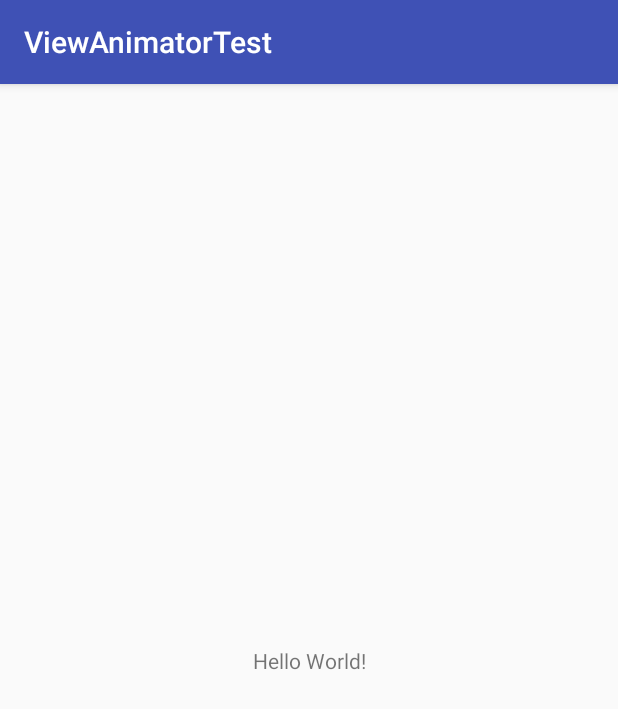
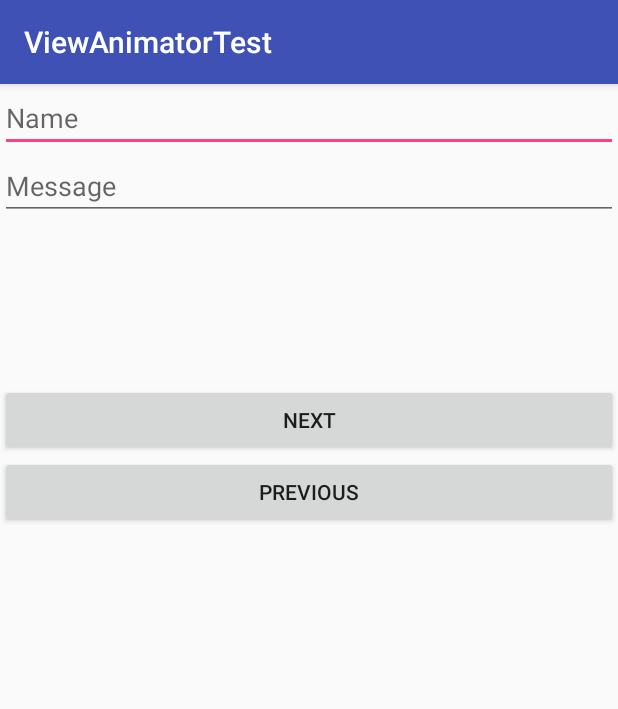
Before and after one commit to andres-aguilar/ViewAnimatorTest, an Android app: the screen it shows after launch (MainActivity), on a phone screen of 412 x 824 dp. Shown: the top 709 px of the screen. Run offline under Robolectric (Android 15) with nearby library versions, the phone set to English and light mode, and no system bars.

Commit message:
Agregando un ejemplo del uso de ViewAnimator

```diff
--- a/app/src/main/java/com/test/yosh/viewanimatortest/MainActivity.java
+++ b/app/src/main/java/com/test/yosh/viewanimatortest/MainActivity.java
@@ -2,12 +2,52 @@ package com.test.yosh.viewanimatortest;
 
 import android.support.v7.app.AppCompatActivity;
 import android.os.Bundle;
+import android.view.View;
+import android.widget.EditText;
+import android.widget.TextView;
+import android.widget.Toast;
+import android.widget.ViewAnimator;
+
 
 public class MainActivity extends AppCompatActivity {
+    private ViewAnimator viewAnimator;
+    private EditText txtMessage;
+    private EditText txtName;
+    private TextView txtResult;
+    private TextView txtSend;
 
     @Override
     protected void onCreate(Bundle savedInstanceState) {
         super.onCreate(savedInstanceState);
         setContentView(R.layout.activity_main);
+
+        viewAnimator = (ViewAnimator) findViewById(R.id.viewAnimator);
+
+        txtMessage = (EditText) findViewById(R.id.txtMessage);
+        txtName = (EditText) findViewById(R.id.txtName);
+
+        txtResult = (TextView) findViewById(R.id.txtResult);
+        txtSend = (TextView) findViewById(R.id.txtSend);
+    }
+
+    public void next(View view) {
+        if (viewAnimator.getCurrentView().getId() != R.id.three) {
+            String name = txtName.getText().toString();
+            String message = txtMessage.getText().toString();
+
+            if (!name.equalsIgnoreCase("") && !message.equalsIgnoreCase("")) {
+                viewAnimator.showNext();
+                txtResult.setText(getResources().getString(R.string.txtMessage) + ": " + message);
+                txtSend.setText(name + ", " + getResources().getString(R.string.strSend));
+            } else {
+                Toast.makeText(getApplicationContext(), R.string.strError, Toast.LENGTH_LONG).show();
+            }
+        }
+    }
+
+    public void previous(View view) {
+        if (viewAnimator.getCurrentView().getId() != R.id.one) {
+            viewAnimator.showPrevious();
+        }
     }
 }
--- a/app/src/main/res/layout/activity_main.xml
+++ b/app/src/main/res/layout/activity_main.xml
@@ -1,18 +1,89 @@
 <?xml version="1.0" encoding="utf-8"?>
-<android.support.constraint.ConstraintLayout xmlns:android="http://schemas.android.com/apk/res/android"
+<LinearLayout xmlns:android="http://schemas.android.com/apk/res/android"
     xmlns:app="http://schemas.android.com/apk/res-auto"
     xmlns:tools="http://schemas.android.com/tools"
     android:layout_width="match_parent"
     android:layout_height="match_parent"
+    android:orientation="vertical"
     tools:context="com.test.yosh.viewanimatortest.MainActivity">
 
-    <TextView
-        android:layout_width="wrap_content"
+
+    <ViewAnimator
+        android:id="@+id/viewAnimator"
+        android:layout_width="match_parent"
+        android:layout_height="200dp"
+        android:animateFirstView="true"
+        android:inAnimation="@android:anim/slide_in_left"
+        android:outAnimation="@android:anim/slide_out_right">
+
+        <LinearLayout
+            android:id="@+id/one"
+            android:layout_width="match_parent"
+            android:layout_height="match_parent"
+            android:orientation="vertical">
+
+            <EditText
+                android:id="@+id/txtName"
+                android:layout_width="match_parent"
+                android:layout_height="wrap_content"
+                android:ems="10"
+                android:hint="@string/txtName"
+                android:inputType="textPersonName" />
+
+            <EditText
+                android:id="@+id/txtMessage"
+                android:layout_width="match_parent"
+                android:layout_height="wrap_content"
+                android:ems="10"
+                android:hint="@string/txtMessage"
+                android:inputType="textMultiLine" />
+
+        </LinearLayout>
+
+        <LinearLayout
+            android:id="@+id/two"
+            android:layout_width="match_parent"
+            android:layout_height="match_parent"
+            android:orientation="vertical">
+
+            <TextView
+                android:id="@+id/txtResult"
+                android:layout_width="match_parent"
+                android:layout_height="wrap_content"
+                android:text="TextView" />
+        </LinearLayout>
+
+        <LinearLayout
+            android:id="@+id/three"
+            android:layout_width="match_parent"
+            android:layout_height="match_parent"
+            android:orientation="vertical">
+
+            <ImageView
+                android:id="@+id/imageView"
+                android:layout_width="match_parent"
+                android:layout_height="wrap_content"
+                app:srcCompat="@android:drawable/btn_star_big_on" />
+
+            <TextView
+                android:id="@+id/txtSend"
+                android:layout_width="match_parent"
+                android:layout_height="wrap_content"
+                android:text="TextView" />
+        </LinearLayout>
+    </ViewAnimator>
+
+    <Button
+        android:id="@+id/btnNext"
+        android:layout_width="match_parent"
         android:layout_height="wrap_content"
-        android:text="Hello World!"
-        app:layout_constraintBottom_toBottomOf="parent"
-        app:layout_constraintLeft_toLeftOf="parent"
-        app:layout_constraintRight_toRightOf="parent"
-        app:layout_constraintTop_toTopOf="parent" />
+        android:onClick="next"
+        android:text="@string/btnNext" />
 
-</android.support.constraint.ConstraintLayout>
+    <Button
+        android:id="@+id/btnPrevious"
+        android:layout_width="match_parent"
+        android:layout_height="wrap_content"
+        android:onClick="previous"
+        android:text="@string/btnPrevious" />
+</LinearLayout>
--- a/app/src/main/res/values/strings.xml
+++ b/app/src/main/res/values/strings.xml
@@ -1,3 +1,10 @@
 <resources>
     <string name="app_name">ViewAnimatorTest</string>
+    <string name="txtName">Name</string>
+    <string name="txtMessage">Message</string>
+    <string name="btnNext">Next</string>
+    <string name="btnPrevious">Previous</string>
+
+    <string name="strError">Write a message please!</string>
+    <string name="strSend">Your message has been send</string>
 </resources>
```
